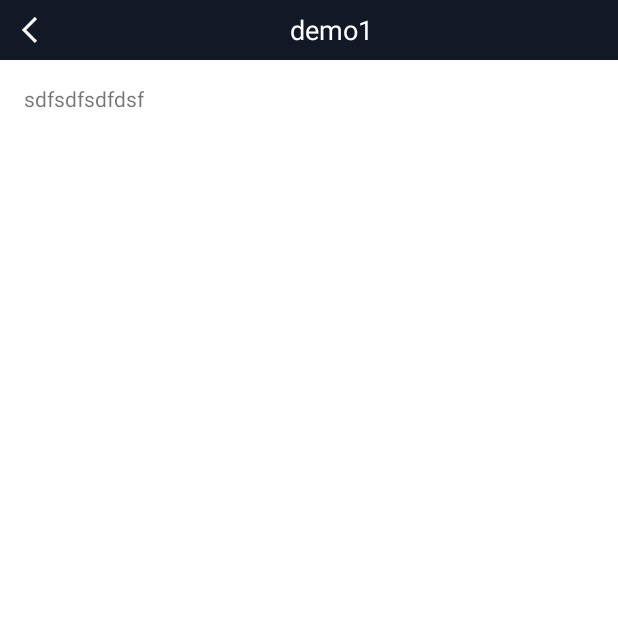
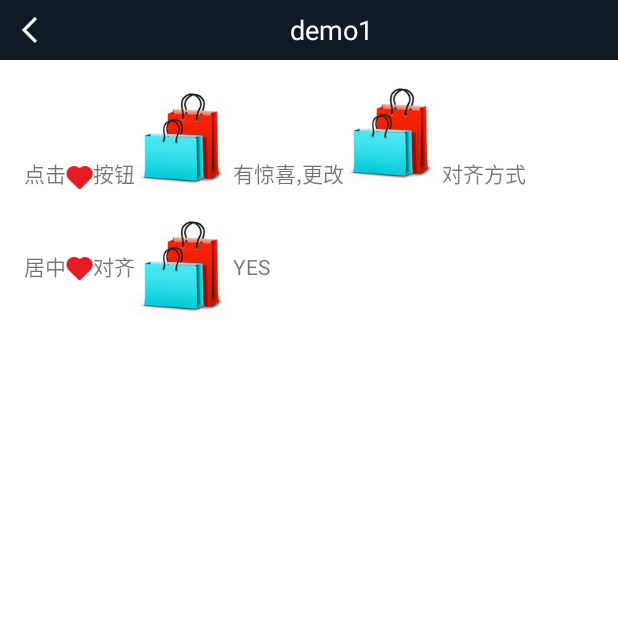
Before and after one commit to yxyzjy/YxyDemo, an Android app: the TestOneActivity screen opened directly, with no data from a screen before it, on a phone screen of 412 x 824 dp, the top half of it. Run offline under Robolectric (Android 15) with nearby library versions, the phone set to English and light mode, and no system bars; our stand-ins replace ButterKnife.

Commit message:
图文混排是居中显示

```diff
--- /dev/null
+++ b/app/src/main/java/com/example/yxy/yxydemo/MyClassTest/CustomImageSpan.java
@@ -0,0 +1,63 @@
+package com.example.yxy.yxydemo.MyClassTest;
+
+import android.content.Context;
+import android.graphics.Bitmap;
+import android.graphics.Canvas;
+import android.graphics.Paint;
+import android.graphics.Rect;
+import android.graphics.drawable.Drawable;
+import android.text.style.ImageSpan;
+
+/**
+ * Created by yxy on 2017/6/19 0019.
+ * 自定义ImageSpan实现图片与文字的居中对齐
+ */
+
+public class CustomImageSpan extends ImageSpan {
+
+    private int ALIGN_FONTCENTER = 2;
+
+    public CustomImageSpan(Context context, int resourceId) {
+        super(context, resourceId);
+    }
+
+    public CustomImageSpan(Context mContext, int hart, int i) {
+        super(mContext, hart, i);
+    }
+
+    @Override
+    public void draw(Canvas canvas, CharSequence text, int start, int end, float x, int top, int y, int bottom, Paint paint) {
+        Drawable drawable = getDrawable();
+        canvas.save();
+        //获取画笔的文字绘制时的具体测量数据
+        Paint.FontMetricsInt fm = paint.getFontMetricsInt();
+        int transY = bottom -drawable.getBounds().bottom;
+        if (mVerticalAlignment == ALIGN_BASELINE){
+            transY -=fm.descent;
+        }else if (mVerticalAlignment == ALIGN_FONTCENTER){
+            transY = ((y+fm.descent)+(y+fm.ascent))/2-drawable.getBounds().bottom/2;
+        }
+        canvas.translate(x,transY);
+        drawable.draw(canvas);
+        canvas.restore();
+    }
+
+    @Override
+    public int getSize(Paint paint, CharSequence text, int start, int end, Paint.FontMetricsInt fm) {
+        Drawable d = getDrawable();
+        Rect rect = d.getBounds();
+        if (fm != null){
+            Paint.FontMetricsInt fmPaint = paint.getFontMetricsInt();
+            int fontHeight = fmPaint.bottom -fmPaint.top;
+            int drHeight = rect.bottom - rect.top;
+            int top = drHeight/2 - fontHeight/4;
+            int bottom = drHeight/2+fontHeight/4;
+
+            fm.ascent = -bottom;
+            fm.top = -bottom;
+            fm.bottom = top;
+            fm.descent = top;
+        }
+        return rect.right;
+    }
+}
--- a/app/src/main/java/com/example/yxy/yxydemo/activity/MainActivity.java
+++ b/app/src/main/java/com/example/yxy/yxydemo/activity/MainActivity.java
@@ -71,7 +71,7 @@ public class MainActivity extends ListActivity {
     }
 
     private DemoDetails[] demos = {
-            new DemoDetails("未启用", "", TestOneActivity.class),
+            new DemoDetails("Android中文图混排时文图的居中对齐 ", "", TestOneActivity.class),
             new DemoDetails("点击事件，页面跳转", "", TestTwoActivity.class),
             new DemoDetails("Rxjava练习", "", TestThreeActivity.class),
             new DemoDetails("EditText与软键盘", "", TestFourActivity.class),
--- a/app/src/main/java/com/example/yxy/yxydemo/activity/TestOneActivity.java
+++ b/app/src/main/java/com/example/yxy/yxydemo/activity/TestOneActivity.java
@@ -1,234 +1,69 @@
 package com.example.yxy.yxydemo.activity;
 
-import android.graphics.drawable.Drawable;
 import android.os.Bundle;
-import android.util.Log;
-import android.widget.ImageView;
-import android.widget.RelativeLayout;
+import android.text.SpannableString;
+import android.text.Spanned;
+import android.text.style.DynamicDrawableSpan;
+import android.text.style.ImageSpan;
 import android.widget.TextView;
 
 import com.example.yxy.yxydemo.BaseActivity;
+import com.example.yxy.yxydemo.MyClassTest.CustomImageSpan;
 import com.example.yxy.yxydemo.R;
-import com.example.yxy.yxydemo.bean.Curse;
-import com.example.yxy.yxydemo.bean.Student;
 
-import java.util.ArrayList;
-import java.util.List;
+import butterknife.Bind;
+import butterknife.ButterKnife;
 
-import butterknife.ButterKnife;
-import rx.Observable;
-import rx.Subscriber;
-import rx.android.schedulers.AndroidSchedulers;
-import rx.functions.Action1;
-import rx.functions.Func1;
-import rx.schedulers.Schedulers;
+/**
+ * 1. 使用drawableLeft等属性设置，这种方式对应的java方法是
+ * setCompoundDrawablesWithIntrinsicBounds(leftDrawble,topDrawable,rightDrawable,bottomDrawable);
+ * 2. 使用 SpannableString ,先将图片转成ImageSpan对象，
+ * 然后通过setSpan插入到SpannableString 中，最后再将SpannableString通过setText设置给TextView。
+ * （SpannableString 继承自CharSquence）
+ * 3. 此外，还有一种利用Html.ImageGetter格式化图片的方式。
+ */
 
 public class TestOneActivity extends BaseActivity {
 
-    String[] names = {"ddd", "Bbb", "ccc"};
-
-    ImageView imageView;
-    TextView tv;
-    int drawableRes = R.mipmap.ic_launcher;
+    @Bind(R.id.tv_one)
+    TextView tvOne;
+    @Bind(R.id.tv_two)
+    TextView tvTwo;
+    @Bind(R.id.tv_three)
+    TextView tvThree;
 
     @Override
     public void setContentLayout(Bundle savedInstanceState) {
         super.setContentLayout(savedInstanceState);
         setTopBar(R.layout.activity_test_one, "demo1");
-
-//        Retrofit retrofit = new Retrofit.Builder()
-//                .baseUrl(Base_URL)
-//                .addConverterFactory(GsonConverterFactory.create())
-//                .build();
-
-        Observable.from(names)
-                .subscribe(new Action1<String>() {
-                    @Override
-                    public void call(String s) {
-                        Log.e(TAG, s);
-                    }
-                });
     }
 
     @Override
     public void initView() {
         super.initView();
-        imageView = (ImageView) findViewById(R.id.iv);
-        tv = (TextView) findViewById(R.id.tv);
+        SpannableString spannableString = new SpannableString("点击 按钮 有惊喜,更改 对齐方式");
+        ImageSpan imageSpan = new ImageSpan(mContext,R.mipmap.hart);
+        ImageSpan imageSpan1 = new ImageSpan(mContext,R.mipmap.buy);
+        ImageSpan imageSpan2 = new ImageSpan(mContext,R.mipmap.buy, DynamicDrawableSpan.ALIGN_BASELINE);
+        //setSpan 包前不包后覆盖
+        //会覆盖调所选位置的文字 故添加空格显示
+        //第四个参数控制新插入文本的字体样式  图片随意选择
+        spannableString.setSpan(imageSpan,2,3, Spanned.SPAN_INCLUSIVE_EXCLUSIVE);
+        spannableString.setSpan(imageSpan1,5,6, Spanned.SPAN_INCLUSIVE_EXCLUSIVE);
+        spannableString.setSpan(imageSpan2,12,13, Spanned.SPAN_INCLUSIVE_EXCLUSIVE);
+        tvOne.setText(spannableString);
+
+        SpannableString spannableString1 = new SpannableString("居中 对齐 YES");
+        CustomImageSpan imageSpan3 = new CustomImageSpan(mContext,R.mipmap.hart,2);
+        CustomImageSpan imageSpan4 = new CustomImageSpan(mContext,R.mipmap.buy,2);
+        spannableString1.setSpan(imageSpan4,5,6,Spanned.SPAN_INCLUSIVE_EXCLUSIVE);
+        spannableString1.setSpan(imageSpan3,2,3,Spanned.SPAN_INCLUSIVE_EXCLUSIVE);
+        tvTwo.setText(spannableString1);
     }
 
     @Override
     public void initData() {
         super.initData();
-        List<Curse> curses = new ArrayList<>();
-        Curse curse1 = new Curse("English", 90);
-        Curse curse2 = new Curse("music", 80);
-        curses.add(curse1);
-        curses.add(curse2);
-        Student student = new Student("a", 22, curses);
-
-        List<Curse> curses1 = new ArrayList<>();
-        Curse curse11 = new Curse("ddd", 99);
-        Curse curse21 = new Curse("bbb", 100);
-        Curse curse331 = new Curse("ccc", 88);
-        curses1.add(curse11);
-        curses1.add(curse21);
-        curses1.add(curse331);
-        Student student1 = new Student("a", 22, curses1);
-        Student[] students = {student, student1};
-    }
-
-    public void test5(Student[] students) {
-        Subscriber<Curse> subscriber = new Subscriber<Curse>() {
-            @Override
-            public void onCompleted() {
-
-            }
-
-            @Override
-            public void onError(Throwable e) {
-
-            }
-
-            @Override
-            public void onNext(Curse curse) {
-                Log.e(TAG, curse.getCurseName());
-            }
-        };
-
-        Observable.from(students)
-                .flatMap(new Func1<Student, Observable<Curse>>() {
-                    @Override
-                    public Observable<Curse> call(Student student) {
-                        return Observable.from(student.getCurse());
-                    }
-                }).subscribe(subscriber);
-
-    }
-
-    public void test4(Student[] students) {
-        Subscriber<Student> sub = new Subscriber<Student>() {
-            @Override
-            public void onCompleted() {
-
-            }
-
-            @Override
-            public void onError(Throwable e) {
-
-            }
-
-            @Override
-            public void onNext(Student student) {
-                List<Curse> cur = student.getCurse();
-                for (int i = 0; i < cur.size(); i++) {
-                    Curse curse = cur.get(i);
-                    Log.e(TAG, "name==" + curse.getCurseName() + "==num==" + curse.getCurseNum());
-
-                }
-            }
-        };
-
-        Observable.from(students)
-                .map(new Func1<Student, Student>() {
-                    @Override
-                    public Student call(Student student) {
-                        return student;
-                    }
-                })
-                .subscribe(sub);
-
-
-    }
-
-
-    public void test3() {
-
-        Student[] students = {};
-
-        Subscriber<String> subscriber = new Subscriber<String>() {
-            @Override
-            public void onCompleted() {
-
-            }
-
-            @Override
-            public void onError(Throwable e) {
-
-            }
-
-            @Override
-            public void onNext(String s) {
-                Log.e(TAG, s);
-                tv.setText(s);
-            }
-        };
-        Observable.from(students)
-                .map(new Func1<Student, String>() {
-                    @Override
-                    public String call(Student student) {
-                        return student.getName();
-                    }
-                })
-                .subscribe(subscriber);
-
-    }
-
-    public void test2() {
-        Observable.just(1, 2, 3, 4)
-                .subscribeOn(Schedulers.io())
-                .observeOn(AndroidSchedulers.mainThread())
-                .subscribe(new Action1<Integer>() {
-                    @Override
-                    public void call(Integer integer) {
-                        Log.e(TAG, "num==" + integer);
-                    }
-                });
-    }
-
-    public void test1() {
-
-        Observable.just(drawableRes)
-                .map(new Func1<Integer, Drawable>() {
-                    @Override
-                    public Drawable call(Integer integer) {
-                        return getResources().getDrawable(integer);
-                    }
-                }).subscribe(new Action1<Drawable>() {
-            @Override
-            public void call(Drawable drawable) {
-                imageView.setImageDrawable(drawable);
-            }
-        });
-
-
-      /*  Observable.create(new Observable.OnSubscribe<Drawable>() {
-            @Override
-            public void call(Subscriber<? super Drawable> subscriber) {
-//                Drawable drawable = getTheme().getDrawable(drawableRes);
-                Drawable drawable = getResources().getDrawable(drawableRes);
-                subscriber.onNext(drawable);
-                subscriber.onCompleted();
-            }
-        })
-                .observeOn(Schedulers.io())//指定 subscribe() 发生在 io线程
-                .observeOn(AndroidSchedulers.mainThread())//指定Subscrible的回调发生在主线程
-                .subscribe(new Observer<Drawable>() {
-                    @Override
-                    public void onCompleted() {
-
-                    }
-
-                    @Override
-                    public void onError(Throwable e) {
-                        Toast.makeText(TestOneActivity.this, "error", Toast.LENGTH_SHORT).show();
-                    }
-
-                    @Override
-                    public void onNext(Drawable drawable) {
-                        imageView.setImageDrawable(drawable);
-                    }
-                });*/
     }
 
     @Override
--- a/app/src/main/res/layout/activity_test_one.xml
+++ b/app/src/main/res/layout/activity_test_one.xml
@@ -1,9 +1,10 @@
 <?xml version="1.0" encoding="utf-8"?>
-<RelativeLayout xmlns:android="http://schemas.android.com/apk/res/android"
+<LinearLayout xmlns:android="http://schemas.android.com/apk/res/android"
     xmlns:tools="http://schemas.android.com/tools"
     android:id="@+id/activity_test_one"
     android:layout_width="match_parent"
     android:layout_height="match_parent"
+    android:orientation="vertical"
     android:paddingBottom="@dimen/activity_vertical_margin"
     android:paddingLeft="@dimen/activity_horizontal_margin"
     android:paddingRight="@dimen/activity_horizontal_margin"
@@ -11,14 +12,23 @@
     tools:context="com.example.yxy.yxydemo.activity.TestOneActivity">
 
     <TextView
-        android:id="@+id/tv"
+        android:id="@+id/tv_one"
+        android:layout_width="match_parent"
+        android:layout_height="wrap_content"
+        tools:text="sdfsdfsdfdsf" />
+
+    <TextView
+        android:id="@+id/tv_two"
         android:layout_width="wrap_content"
         android:layout_height="wrap_content"
-        android:text="sdfsdfsdfdsf"/>
+        android:layout_marginTop="20dp"
+        tools:text="sdfsdfsdfdsf" />
 
-    <ImageView
+    <TextView
+        android:id="@+id/tv_three"
         android:layout_width="wrap_content"
         android:layout_height="wrap_content"
-        android:id="@+id/iv"/>
+        android:layout_marginTop="20dp"
+        tools:text="sdfsdfsdfdsf" />
 
-</RelativeLayout>
+</LinearLayout>
```
Also changed, not shown: app/src/main/res/mipmap-xhdpi/buy.png (added), app/src/main/res/mipmap-xhdpi/hart.png (added).
